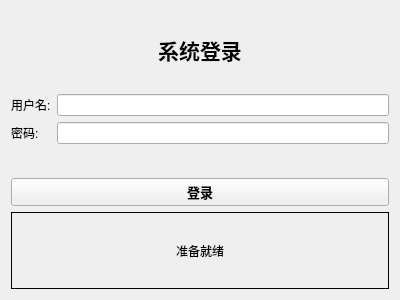
The window that uiClass/Login/login.ui (MenShengFa-DaCai/Qtclient) describes before a commit, drawn with Qt 5.
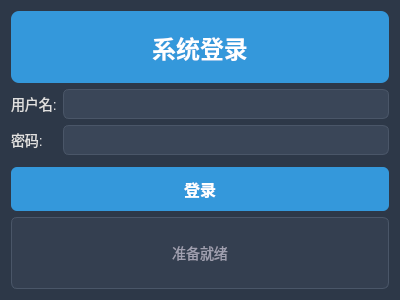
The same window after the commit.

Patch:
```diff
--- a/uiClass/Login/login.ui
+++ b/uiClass/Login/login.ui
@@ -22,6 +22,27 @@
         <property name="windowTitle">
             <string>用户登录</string>
         </property>
+        <property name="styleSheet">
+            <string notr="true">QWidget {
+                background-color: #2d3848;
+                font-family: 'Segoe UI', Arial, sans-serif;
+                color: #e0e0e0;
+                }
+
+                QLineEdit {
+                background-color: #3a4658;
+                border: 1px solid #4a5668;
+                border-radius: 6px;
+                padding: 5px;
+                font-size: 14px;
+                color: #e0e0e0;
+                selection-background-color: #3498db;
+                }
+
+                QLineEdit:focus {
+                border: 1px solid #3498db;
+                }</string>
+        </property>
         <layout class="QVBoxLayout" name="verticalLayout">
             <item>
                 <widget class="QLabel" name="labelTitle">
@@ -38,6 +59,16 @@
                             <bold>true</bold>
                         </font>
                     </property>
+                    <property name="styleSheet">
+                        <string notr="true">QLabel {
+                            font-size: 24px;
+                            font-weight: bold;
+                            color: #ffffff;
+                            padding: 15px;
+                            background-color: #3498db;
+                            border-radius: 8px;
+                            }</string>
+                    </property>
                 </widget>
             </item>
             <item>
@@ -47,6 +78,12 @@
                             <property name="text">
                                 <string>用户名:</string>
                             </property>
+                            <property name="styleSheet">
+                                <string notr="true">QLabel {
+                                    color: #e0e0e0;
+                                    font-size: 14px;
+                                    }</string>
+                            </property>
                         </widget>
                     </item>
                     <item row="0" column="1">
@@ -57,10 +94,20 @@
                             <property name="text">
                                 <string>密码:</string>
                             </property>
+                            <property name="styleSheet">
+                                <string notr="true">QLabel {
+                                    color: #e0e0e0;
+                                    font-size: 14px;
+                                    }</string>
+                            </property>
                         </widget>
                     </item>
                     <item row="1" column="1">
-                        <widget class="QLineEdit" name="lineEditPassword"/>
+                        <widget class="QLineEdit" name="lineEditPassword">
+                            <property name="echoMode">
+                                <enum>QLineEdit::Password</enum>
+                            </property>
+                        </widget>
                     </item>
                 </layout>
             </item>
@@ -76,6 +123,25 @@
                             <bold>true</bold>
                         </font>
                     </property>
+                    <property name="styleSheet">
+                        <string notr="true">QPushButton {
+                            background-color: #3498db;
+                            color: white;
+                            border: none;
+                            border-radius: 6px;
+                            font-size: 16px;
+                            font-weight: bold;
+                            padding: 10px;
+                            }
+
+                            QPushButton:hover {
+                            background-color: #2980b9;
+                            }
+
+                            QPushButton:pressed {
+                            background-color: #21618c;
+                            }</string>
+                    </property>
                 </widget>
             </item>
             <item>
@@ -89,6 +155,16 @@
                     <property name="frameShape">
                         <enum>QFrame::Box</enum>
                     </property>
+                    <property name="styleSheet">
+                        <string notr="true">QLabel {
+                            font-size: 14px;
+                            color: #a0a0b0;
+                            padding: 5px;
+                            border: 1px solid #4a5668;
+                            border-radius: 6px;
+                            background-color: rgba(58, 70, 88, 0.5);
+                            }</string>
+                    </property>
                 </widget>
             </item>
         </layout>
```
